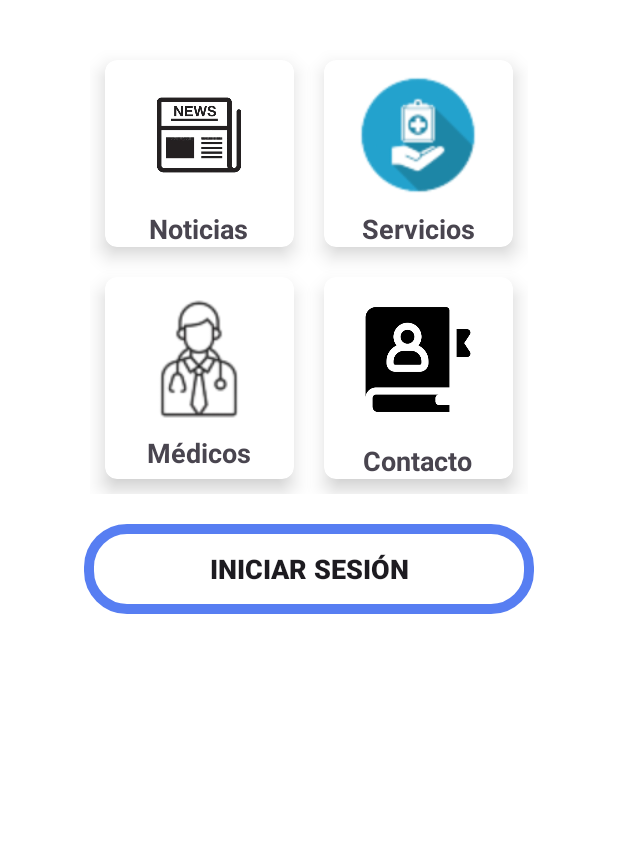
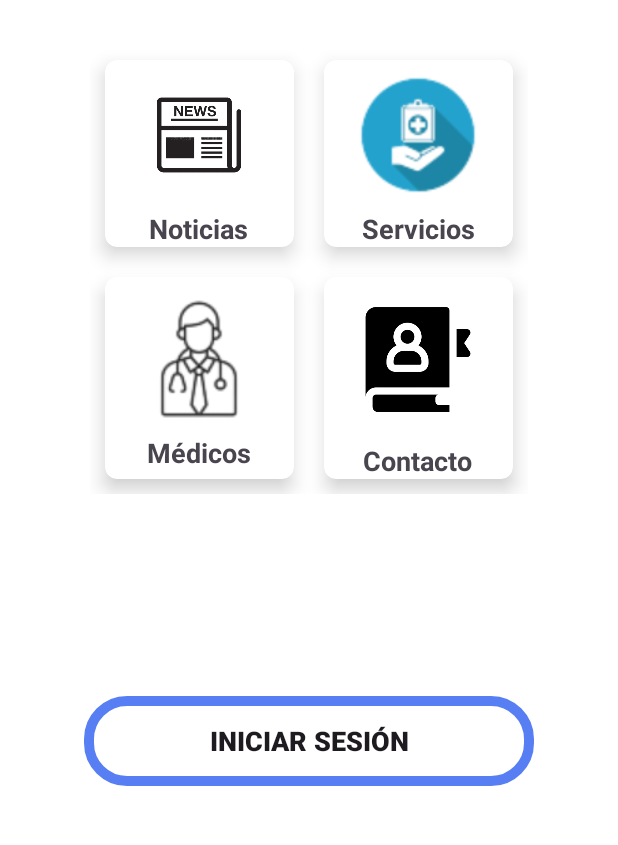
Before and after one commit to jezabala/Clinic-App-Project, an Android app: the layout activity_main.xml on its own in the app's theme, with its tools: preview values and no code run, on a phone screen of 412 x 824 dp, the part 360-1205 px from its top. Run offline under Robolectric (Android 15) with nearby library versions, the phone set to English and light mode, and no system bars.

Commit message:
Ajustando pantalla principal

```diff
--- a/app/src/main/res/layout/activity_main.xml
+++ b/app/src/main/res/layout/activity_main.xml
@@ -17,6 +17,7 @@
         app:layout_constraintTop_toTopOf="parent"
         android:layout_marginBottom="10dp"
         android:src="@drawable/logo_paraiso"/>
+
 
     <GridLayout
         android:id="@+id/directorio"
@@ -181,18 +182,21 @@
     </GridLayout>
 
 
+
+
     <androidx.appcompat.widget.AppCompatButton
         android:id="@+id/btnLogin"
         android:layout_width="300dp"
         android:layout_height="60dp"
         app:layout_constraintEnd_toEndOf="parent"
         app:layout_constraintStart_toStartOf="parent"
-        app:layout_constraintTop_toBottomOf="@+id/directorio"
+        app:layout_constraintBottom_toBottomOf="parent"
         android:layout_marginTop="20dp"
         android:background="@drawable/btn_round"
         android:text="@string/login"
         android:textStyle="bold"
-        android:textSize="18sp">
+        android:textSize="18sp"
+        android:layout_marginBottom="20dp">
 
     </androidx.appcompat.widget.AppCompatButton>
 
```
Lines whose indentation alone changed are shown as unchanged.
